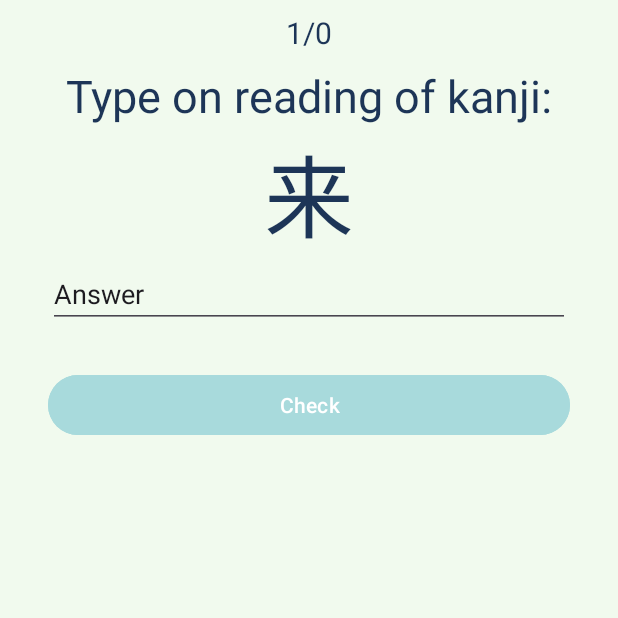
After one commit to aleksandrakyc/kanji-learning-app, an Android app: the Learn screen opened through its navigation route, on a phone screen of 412 x 824 dp, the top half of it. The commit adds this screen. Run offline under Robolectric (Android 15) with nearby library versions, the phone set to English and light mode, and no system bars; network calls fail; 3 statements that could not run were skipped.

Commit message:
learning prototype

```diff
--- a/KanjiApp/app/src/main/java/pl/polsl/kanjiapp/models/CharacterModel.java
+++ b/KanjiApp/app/src/main/java/pl/polsl/kanjiapp/models/CharacterModel.java
@@ -63,6 +63,10 @@ public class CharacterModel extends KanjiDbObject{
         return meaning;
     }
 
+    public String getMeaningString() {
+        return String.join(", ", meaning);
+    }
+
     public void setMeaning(List<String> meaning) {
         this.meaning = meaning;
     }
--- a/KanjiApp/app/src/main/java/pl/polsl/kanjiapp/types/Jlpt.java
+++ b/KanjiApp/app/src/main/java/pl/polsl/kanjiapp/types/Jlpt.java
@@ -31,4 +31,5 @@ public enum Jlpt {
 
         return names;
     }
+
 }
--- /dev/null
+++ b/KanjiApp/app/src/main/java/pl/polsl/kanjiapp/views/Learn.java
@@ -0,0 +1,127 @@
+package pl.polsl.kanjiapp.views;
+
+import static pl.polsl.kanjiapp.types.CategoryType.intToCategoryType;
+
+import android.os.Bundle;
+
+import androidx.annotation.NonNull;
+import androidx.annotation.Nullable;
+import androidx.fragment.app.Fragment;
+import androidx.navigation.Navigation;
+
+import android.util.Log;
+import android.view.LayoutInflater;
+import android.view.View;
+import android.view.ViewGroup;
+import android.widget.Button;
+import android.widget.EditText;
+import android.widget.TextView;
+
+import java.util.ArrayList;
+
+import pl.polsl.kanjiapp.R;
+import pl.polsl.kanjiapp.models.CharacterModel;
+import pl.polsl.kanjiapp.models.SentenceModel;
+import pl.polsl.kanjiapp.models.WordModel;
+import pl.polsl.kanjiapp.types.CategoryType;
+import pl.polsl.kanjiapp.utils.DataBaseAdapter;
+import pl.polsl.kanjiapp.utils.Question;
+
+
+public class Learn extends Fragment {
+    protected static final String TAG = "Learn";
+    int mLevel, turns;
+    boolean wordEnabled, sentenceEnabled;
+    CategoryType type;
+    TextView questionNumber, questionType, questionDetails, evaluation;
+    EditText answer;
+    Button checkBtn;
+    int currentQ;
+    DataBaseAdapter dataBaseAdapter;
+    ArrayList<CharacterModel> characters;
+    ArrayList<WordModel> words;
+    ArrayList<SentenceModel> sentences;
+    Question question;
+
+    public Learn() {
+        // Required empty public constructor
+    }
+
+    @Override
+    public void onCreate(Bundle savedInstanceState) {
+        super.onCreate(savedInstanceState);
+        if (getArguments() != null) {
+            mLevel = getArguments().getInt("level");
+            type = intToCategoryType(getArguments().getInt("categoryType"));
+            turns = getArguments().getInt("turns");
+            wordEnabled = (getArguments().getInt("wordEnabled")==1);
+            sentenceEnabled = (getArguments().getInt("sentenceEnabled")==1);
+            Log.d(TAG, "onCreate: level: " + mLevel + " type: " + type + " turns: " + turns + " words: " + wordEnabled + " sentences: " + sentenceEnabled);
+
+            //get data for session
+            dataBaseAdapter = new DataBaseAdapter(getContext());
+            dataBaseAdapter.open();
+
+            characters = dataBaseAdapter.getKanjiByLevel(type, mLevel);
+        }
+    }
+
+    @Override
+    public View onCreateView(LayoutInflater inflater, ViewGroup container,
+                             Bundle savedInstanceState) {
+        // Inflate the layout for this fragment
+        return inflater.inflate(R.layout.fragment_learn, container, false);
+    }
+
+    @Override
+    public void onViewCreated(@NonNull View view, @Nullable Bundle savedInstanceState) {
+        super.onViewCreated(view, savedInstanceState);
+        //findViewById
+        questionNumber = getView().findViewById(R.id.questionNumber);
+        questionType = getView().findViewById(R.id.questionType);
+        questionDetails = getView().findViewById(R.id.question);
+
+        evaluation = getView().findViewById(R.id.textViewAnswer);
+        answer = getView().findViewById(R.id.editTextAnswer);
+
+        checkBtn = getView().findViewById(R.id.checkBtn);
+
+        currentQ = 1;
+        question = new Question(characters.get(currentQ%characters.size()));
+
+        questionNumber.setText(currentQ+"/"+turns);
+
+        questionType.setText(question.getQuestion());
+        questionDetails.setText(question.getQuestionDetails());
+        checkBtn.setOnClickListener(new View.OnClickListener() {
+            @Override
+            public void onClick(View v) {
+                //evaluate answer
+                if (question.checkAnswer(answer.getText().toString())){
+                    evaluation.setText("Correct");
+                }
+                else{
+                    evaluation.setText("Incorrect. Correct answer: " + question.getAnswer());
+                }
+                //check if last question
+                currentQ+=1;
+                if(currentQ == turns){
+                    checkBtn.setText("Finish");
+                }
+                if(currentQ>turns){
+                    Navigation.findNavController(view).navigate(R.id.action_learn_to_learningStats);
+                }
+                else{
+                    //generate next question
+                    question = new Question(characters.get(currentQ%characters.size()));
+                    questionType.setText(question.getQuestion());
+                    questionDetails.setText(question.getQuestionDetails());
+                    questionNumber.setText(currentQ+"/"+turns);
+                }
+
+            }
+        });
+    }
+
+
+}
--- a/KanjiApp/app/src/main/java/pl/polsl/kanjiapp/views/SingleKanjiView.java
+++ b/KanjiApp/app/src/main/java/pl/polsl/kanjiapp/views/SingleKanjiView.java
@@ -6,6 +6,7 @@ import androidx.annotation.NonNull;
 import androidx.annotation.Nullable;
 import androidx.fragment.app.Fragment;
 
+import android.text.method.ScrollingMovementMethod;
 import android.util.Log;
 import android.view.LayoutInflater;
 import android.view.View;
@@ -65,8 +66,9 @@ public class SingleKanjiView extends Fragment {
         meaningView.setText(String.join(", ", character.getMeaning()));
 
         wordView = getView().findViewById(R.id.wordView);
+        wordView.setMovementMethod(new ScrollingMovementMethod());
         String wordText = "";
-        List<WordModel> wordModelList = dataBaseAdapter.getWordsByKanjiAndLevel(character.getKanji().charAt(0), character.getJlpt());
+        List<WordModel> wordModelList = dataBaseAdapter.getWordsByKanjiAndLevelOrLower(character.getKanji().charAt(0), character.getJlpt());
         if(!wordModelList.isEmpty())
             for (WordModel word: wordModelList){
                 wordText += (word.getWordAndMeaning() + "\n");
--- /dev/null
+++ b/KanjiApp/app/src/main/res/layout/fragment_learn.xml
@@ -0,0 +1,64 @@
+<?xml version="1.0" encoding="utf-8"?>
+<LinearLayout xmlns:android="http://schemas.android.com/apk/res/android"
+    xmlns:tools="http://schemas.android.com/tools"
+    android:layout_width="match_parent"
+    android:layout_height="match_parent"
+    android:orientation="vertical"
+    tools:context=".views.Learn">
+
+    <TextView
+        android:id="@+id/questionNumber"
+        android:layout_width="match_parent"
+        android:layout_height="wrap_content"
+        android:gravity="center"
+        android:layout_marginTop="@dimen/margin_small"
+        android:text="@string/questionNumber"
+        android:textSize="20sp" />
+
+    <TextView
+        android:id="@+id/questionType"
+        android:layout_width="match_parent"
+        android:layout_height="wrap_content"
+        android:gravity="center"
+        android:layout_marginTop="@dimen/margin_small"
+        android:text="@string/questionType"
+        android:textSize="30sp" />
+
+    <TextView
+        android:id="@+id/question"
+        android:layout_width="match_parent"
+        android:layout_height="wrap_content"
+        android:gravity="center"
+        android:text="@string/kanji"
+        android:textSize="60sp" />
+
+    <EditText
+        android:id="@+id/editTextAnswer"
+        android:layout_width="match_parent"
+        android:layout_height="wrap_content"
+        android:ems="10"
+        android:inputType="text"
+        android:layout_marginStart="@dimen/margin_large"
+        android:layout_marginEnd="@dimen/margin_large"
+        android:text="Answer" />
+
+    <TextView
+        android:id="@+id/textViewAnswer"
+        android:layout_width="match_parent"
+        android:layout_height="wrap_content"
+        android:gravity="center"
+        android:textColor="@color/dark"
+        android:text="" />
+
+    <Button
+        android:id="@+id/checkBtn"
+        android:layout_width="match_parent"
+        android:layout_height="wrap_content"
+        android:layout_marginTop="@dimen/margin_small"
+        android:layout_marginStart="@dimen/margin_large"
+        android:layout_marginEnd="@dimen/margin_large"
+        android:backgroundTint="@color/medium"
+        android:text="@string/button_check_answer" />
+
+
+</LinearLayout>
--- a/KanjiApp/app/src/main/res/layout/fragment_single_kanji_view.xml
+++ b/KanjiApp/app/src/main/res/layout/fragment_single_kanji_view.xml
@@ -60,6 +60,7 @@
             android:layout_width="match_parent"
             android:layout_height="wrap_content"
             android:gravity="center"
+            android:scrollbars = "vertical"
             android:textSize="18sp"
             android:text="@string/word_view" />
         <TextView
--- a/KanjiApp/app/src/main/res/navigation/nav_graph.xml
+++ b/KanjiApp/app/src/main/res/navigation/nav_graph.xml
@@ -26,6 +26,9 @@
                 android:name="@string/kanji"
                 android:defaultValue="来" />
         </action>
+        <action
+            android:id="@+id/action_kanjiListView_to_learnOptions"
+            app:destination="@id/learnOptions" />
     </fragment>
     <fragment
         android:id="@+id/singleKanjiView"
@@ -37,4 +40,27 @@
             app:argType="string"
             android:defaultValue="来" />
     </fragment>
+    <fragment
+        android:id="@+id/learnOptions"
+        android:name="pl.polsl.kanjiapp.views.LearnOptions"
+        android:label="fragment_learn_options"
+        tools:layout="@layout/fragment_learn_options" >
+        <action
+            android:id="@+id/action_learnOptions_to_learn"
+            app:destination="@id/learn" />
+    </fragment>
+    <fragment
+        android:id="@+id/learn"
+        android:name="pl.polsl.kanjiapp.views.Learn"
+        android:label="fragment_learn"
+        tools:layout="@layout/fragment_learn" >
+        <action
+            android:id="@+id/action_learn_to_learningStats"
+            app:destination="@id/learningStats" />
+    </fragment>
+    <fragment
+        android:id="@+id/learningStats"
+        android:name="pl.polsl.kanjiapp.views.LearningStats"
+        android:label="fragment_learning_stats"
+        tools:layout="@layout/fragment_learning_stats" />
 </navigation>
--- a/KanjiApp/app/src/main/res/values/strings.xml
+++ b/KanjiApp/app/src/main/res/values/strings.xml
@@ -21,4 +21,9 @@
     <string name="custom_sets">Custom sets</string>
     <string name="word_header_text">Words:</string>
     <string name="example_sentence_text">Example sentence:</string>
+    <string name="app_label">search</string>
+    <string name="button_learn">learn!</string>
+    <string name="questionNumber">1/10</string>
+    <string name="button_check_answer">Check</string>
+    <string name="questionType">Type on reading of kanji:</string>
 </resources>
--- a/KanjiApp/app/src/main/res/values/themes.xml
+++ b/KanjiApp/app/src/main/res/values/themes.xml
@@ -2,9 +2,9 @@
     <!-- Base application theme. -->
     <style name="Base.Theme.KanjiApp" parent="Theme.Material3.DayNight.NoActionBar">
         <!-- Customize your light theme here. -->
-        <!-- <item name="colorPrimary">@color/my_light_primary</item> -->
         <item name="android:windowBackground">@color/light</item>
         <item name="android:textColor">@color/text</item>
+        <item name="android:statusBarColor">@color/medium</item>
     </style>
 
     <style name="Theme.KanjiApp" parent="Base.Theme.KanjiApp" />
--- /dev/null
+++ b/KanjiApp/app/src/main/res/xml/searchable.xml
@@ -0,0 +1,4 @@
+<?xml version="1.0" encoding="utf-8"?>
+<searchable xmlns:android="http://schemas.android.com/apk/res/android"
+    android:label="@string/app_label">
+</searchable>
```
Also changed, not shown: KanjiApp/app/src/main/java/pl/polsl/kanjiapp/utils/DataBaseAdapter.java (+27 -1 lines), KanjiApp/app/src/main/java/pl/polsl/kanjiapp/utils/Question.java (added, +32 -0 lines), KanjiApp/app/src/main/java/pl/polsl/kanjiapp/views/KanjiListView.java (+17 -1 lines), KanjiApp/app/src/main/java/pl/polsl/kanjiapp/views/LearnOptions.java (added, +112 -0 lines), KanjiApp/app/src/main/java/pl/polsl/kanjiapp/views/LearningStats.java (added, +66 -0 lines), KanjiApp/app/src/main/res/layout/fragment_category_list.xml (+11 -1 lines), KanjiApp/app/src/main/res/layout/fragment_kanji_list_view.xml (+15 -2 lines), KanjiApp/app/src/main/res/layout/fragment_learn_options.xml (added, +51 -0 lines), KanjiApp/app/src/main/res/layout/fragment_learning_stats.xml (added, +14 -0 lines).
